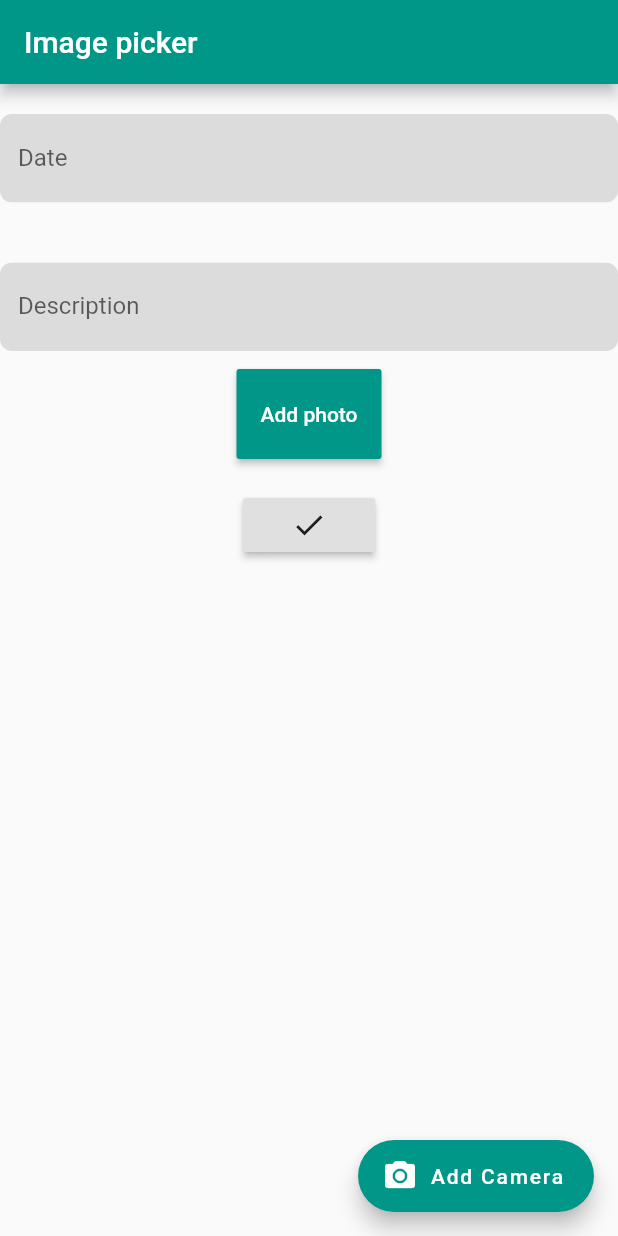
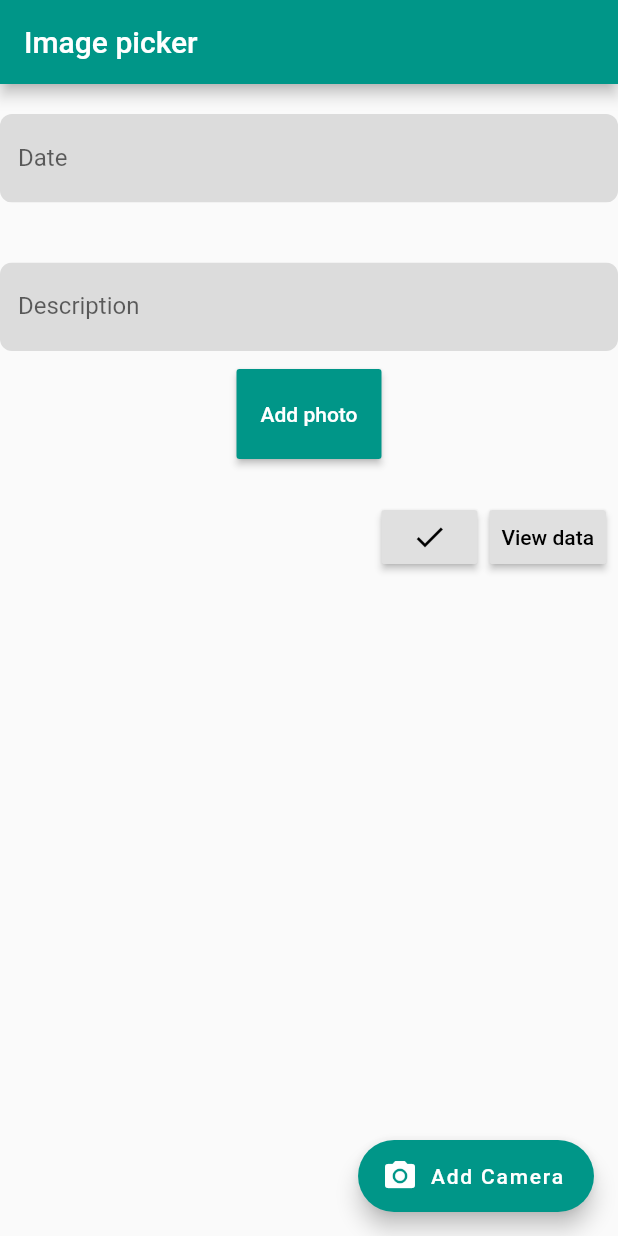
Before and after one commit to sandunsameera/Flutter-image-picker-with-laravel-backend, a Flutter app: the screen it shows after launch, on a phone screen of 412 x 824 dp. Run offline on Flutter 3.47's test engine with Material 2 defaults, Android fonts, the phone set to English and light mode, and no system bars; our stand-ins replace image_picker.

```diff
--- a/flutter_app/lib/Screens/Homepage.dart
+++ b/flutter_app/lib/Screens/Homepage.dart
@@ -96,14 +96,26 @@ class HomepageState extends State<Homepage> {
             Padding(
               padding: EdgeInsets.all(10.0),
             ),
-            Center(
-             child: RaisedButton(
+            Center(child:ButtonBar(
+              children:[
+                RaisedButton(
                child: Icon(Icons.done),
                onPressed: (){
                  create(context);
                 Navigator.push(context, MaterialPageRoute(builder: (context)=>SecondScreen()));
                },
              ),
+             RaisedButton(
+               child: Text("View data"),
+               onPressed: (){
+                 Navigator.push(context, MaterialPageRoute(
+                   builder: (context)=>SecondScreen(),
+                 ));
+               },
+             ),
+              ],
+
+            ),
             )
           ],
         ),
```
Also changed, not shown: flutter_app/lib/Screens/SecondScreen.dart (+5 -3 lines), 4 other files.
